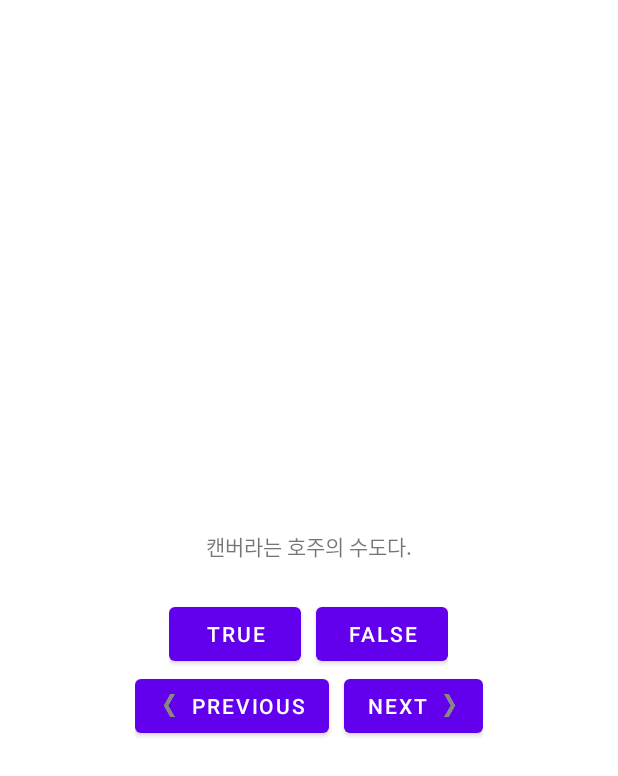
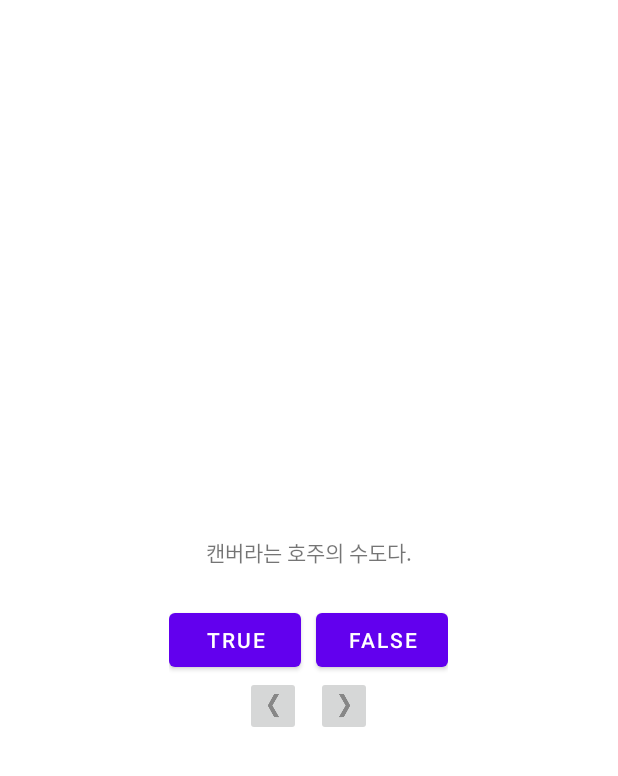
Before and after one commit to dev-baik/Android-programming-applied-in-practice, an Android app: the layout activity_main.xml on its own in the app's theme, with its tools: preview values and no code run, on a phone screen of 412 x 824 dp. Shown: the top 776 px of the screen. Run offline under Robolectric (Android 15) with nearby library versions, the phone set to English and light mode, and no system bars.

Commit message:
Button을 ImageButton으로 변경하기

```diff
--- a/GeoQuiz/src/main/res/layout/activity_main.xml
+++ b/GeoQuiz/src/main/res/layout/activity_main.xml
@@ -41,22 +41,20 @@
         android:layout_height="wrap_content"
         android:orientation="horizontal">
 
-        <Button
+        <ImageButton
             android:id="@+id/previous_button"
             android:layout_width="wrap_content"
             android:layout_height="wrap_content"
-            android:text="@string/previous_button"
-            android:drawableLeft="@drawable/arrow_left"
+            android:src="@drawable/arrow_left"
             android:layout_marginRight="10dp"
-            android:drawablePadding="4dp"/>
+            android:contentDescription="@string/previous_button"/>
 
-        <Button
+        <ImageButton
             android:id="@+id/next_button"
             android:layout_width="wrap_content"
             android:layout_height="wrap_content"
-            android:text="@string/next_button"
-            android:drawableEnd="@drawable/arrow_right"
-            android:drawablePadding="4dp"/>
+            android:src="@drawable/arrow_right"
+            android:contentDescription="@string/next_button"/>
 
     </LinearLayout>
 
```
